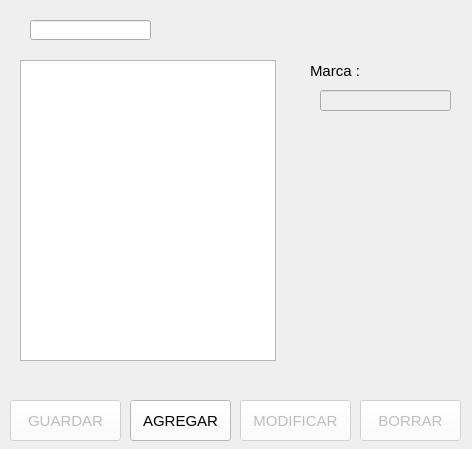
The window that Vista/abmMarca.ui (mjroson/PQt5-Stock-Venta-CuentaCorriente) describes before a commit, drawn with Qt 5.
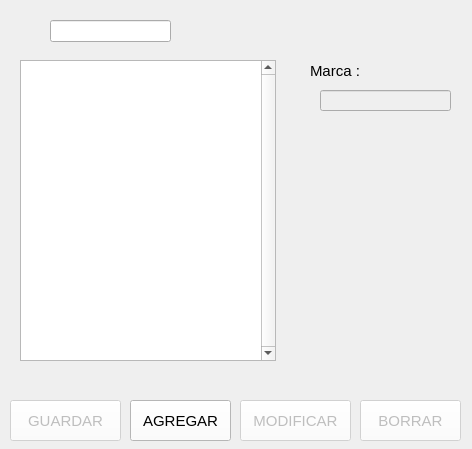
The same window after the commit. Icons and pictures are not drawn.

The edit to the form file:
```diff
--- a/Vista/abmMarca.ui
+++ b/Vista/abmMarca.ui
@@ -165,10 +165,10 @@
   <widget class="QLineEdit" name="txtFilterMarcas_m">
    <property name="geometry">
     <rect>
-     <x>30</x>
+     <x>50</x>
      <y>20</y>
      <width>121</width>
-     <height>20</height>
+     <height>22</height>
     </rect>
    </property>
    <property name="styleSheet">
@@ -184,6 +184,12 @@
      <height>301</height>
     </rect>
    </property>
+   <property name="verticalScrollBarPolicy">
+    <enum>Qt::ScrollBarAlwaysOn</enum>
+   </property>
+   <property name="horizontalScrollBarPolicy">
+    <enum>Qt::ScrollBarAlwaysOff</enum>
+   </property>
    <attribute name="verticalHeaderVisible">
     <bool>false</bool>
    </attribute>
@@ -229,6 +235,33 @@
     <string notr="true">font: 9pt &quot;MS Shell Dlg 2&quot;;</string>
    </property>
   </widget>
+  <widget class="QLabel" name="label_4">
+   <property name="geometry">
+    <rect>
+     <x>30</x>
+     <y>20</y>
+     <width>21</width>
+     <height>16</height>
+    </rect>
+   </property>
+   <property name="font">
+    <font>
+     <family>Segoe UI</family>
+     <pointsize>11</pointsize>
+     <weight>50</weight>
+     <italic>false</italic>
+     <bold>false</bold>
+    </font>
+   </property>
+   <property name="text">
+    <string>&lt;html&gt;
+&lt;head/&gt;
+&lt;body&gt;
+&lt;IMG SRC=&quot;../Img/buscar.png&quot; width=&quot;16&quot; height=&quot;16&quot;&gt;
+&lt;/body&gt;
+&lt;/html&gt;</string>
+   </property>
+  </widget>
  </widget>
  <resources/>
  <connections/>
```
